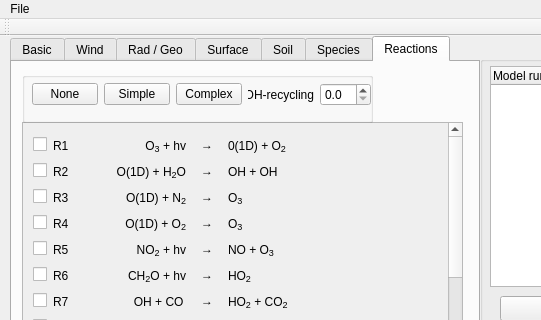
Above: mainwindow.ui from classmodel/modelgui before the change; both pictures show x 0 to 541 and y 0 to 320 of the 640 by 530 pixel window. Below: the same form after it.
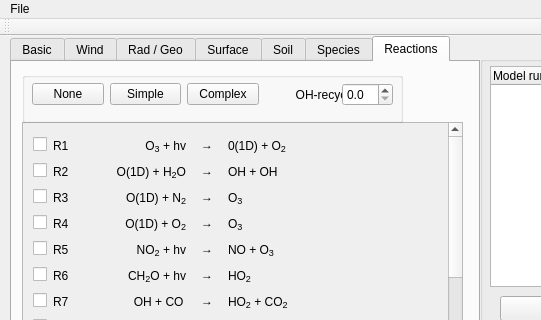
That is the form after the change. The open tabs and pages were chosen to show the change.

Commit message: added tooltips chemistry tabs

The edit to the form file:
```diff
--- a/mainwindow.ui
+++ b/mainwindow.ui
@@ -5319,7 +5319,7 @@
        <rect>
         <x>10</x>
         <y>10</y>
-        <width>351</width>
+        <width>381</width>
         <height>51</height>
        </rect>
       </property>
@@ -5331,7 +5331,7 @@
         <rect>
          <x>10</x>
          <y>10</y>
-         <width>339</width>
+         <width>361</width>
          <height>26</height>
         </rect>
        </property>
@@ -5352,6 +5352,12 @@
         </item>
         <item row="0" column="3">
          <widget class="QLabel" name="label_reactions_OHrecycling">
+          <property name="minimumSize">
+           <size>
+            <width>100</width>
+            <height>0</height>
+           </size>
+          </property>
           <property name="toolTip">
            <string>Stoichiometric coefficient R19</string>
           </property>
```
Left out of the diff: 46 changed lines with no effect on the pictures.
